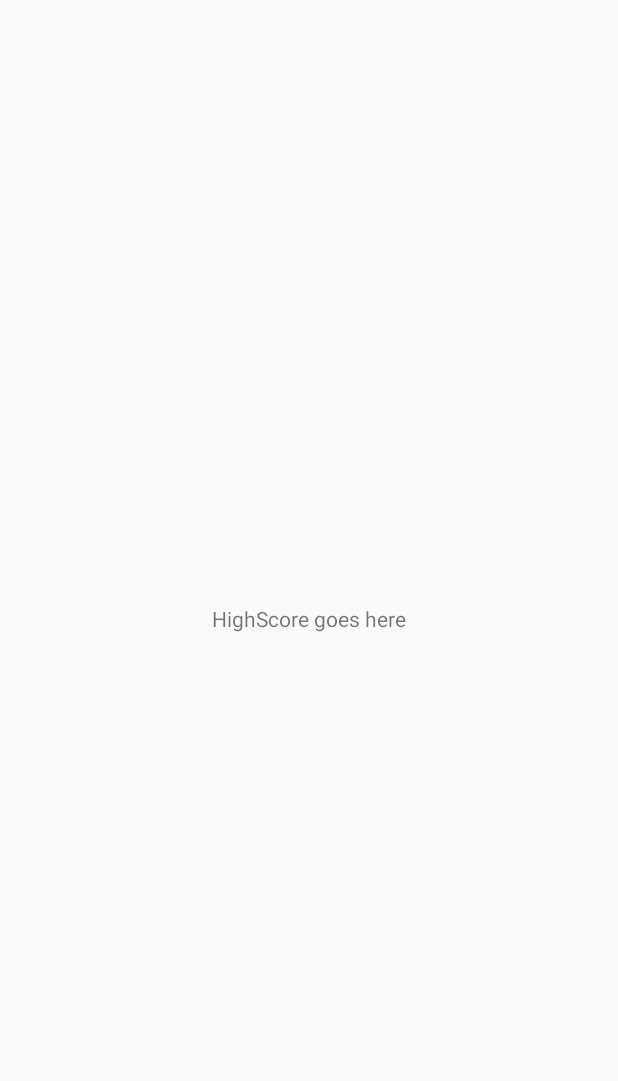
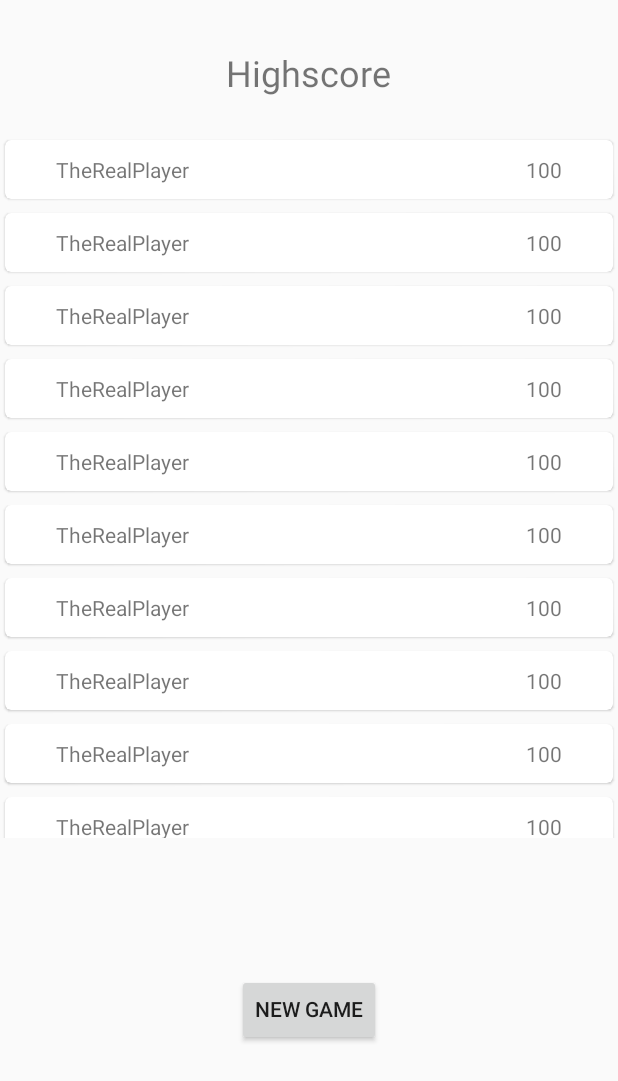
Before and after one commit to rchorngren/uznair, an Android app: the HighScoreActivity screen opened directly, with no data from a screen before it, on a phone screen of 412 x 824 dp. Before the commit the part shown is almost empty. Shown: the top 1081 px of the screen. Run offline under Robolectric (Android 15) with nearby library versions, the light colour scheme and no system bars.

Commit message:
initiated RecyclerView for HighScoreActivity

```diff
--- a/app/build.gradle
+++ b/app/build.gradle
@@ -30,6 +30,8 @@ dependencies {
     implementation 'androidx.core:core-ktx:1.3.1'
     implementation 'androidx.appcompat:appcompat:1.2.0'
     implementation 'androidx.constraintlayout:constraintlayout:2.0.1'
+    implementation 'androidx.recyclerview:recyclerview:1.1.0'
+    implementation 'androidx.cardview:cardview:1.0.0'
     testImplementation 'junit:junit:4.12'
     androidTestImplementation 'androidx.test.ext:junit:1.1.2'
     androidTestImplementation 'androidx.test.espresso:espresso-core:3.3.0'
--- a/app/src/main/java/com/example/uznair/HighScoreActivity.kt
+++ b/app/src/main/java/com/example/uznair/HighScoreActivity.kt
@@ -2,10 +2,20 @@ package com.example.uznair
 
 import androidx.appcompat.app.AppCompatActivity
 import android.os.Bundle
+import androidx.recyclerview.widget.LinearLayoutManager
+import androidx.recyclerview.widget.RecyclerView
 
 class HighScoreActivity : AppCompatActivity() {
     override fun onCreate(savedInstanceState: Bundle?) {
         super.onCreate(savedInstanceState)
         setContentView(R.layout.activity_high_score)
+
+        val recyclerView = findViewById<RecyclerView>(R.id.highScoreRecyclerView)
+
+        recyclerView.layoutManager = LinearLayoutManager(this)
+
+        val highScoreAdapter = HighScoreRecyclerAdapter(this)
+
+        recyclerView.adapter = highScoreAdapter
     }
 }
--- /dev/null
+++ b/app/src/main/java/com/example/uznair/HighScoreRecyclerAdapter.kt
@@ -0,0 +1,39 @@
+package com.example.uznair
+
+import android.content.Context
+import android.view.LayoutInflater
+import android.view.View
+import android.view.ViewGroup
+import android.widget.TextView
+import androidx.recyclerview.widget.RecyclerView
+
+class HighScoreRecyclerAdapter(val context: Context) : RecyclerView.Adapter<HighScoreRecyclerAdapter.ViewHolder>() {
+
+    val layoutInflater = LayoutInflater.from(context)
+
+    override fun getItemCount(): Int {
+        return 15
+    }
+
+    override fun onCreateViewHolder(
+        parent: ViewGroup,
+        viewType: Int
+    ): ViewHolder {
+        val itemView = layoutInflater.inflate(R.layout.high_score_item, parent, false)
+
+        return ViewHolder(itemView)
+    }
+
+    override fun onBindViewHolder(
+        holder: ViewHolder,
+        position: Int
+    ) {
+        holder.textViewName.text = "TheRealPlayer"
+        holder.textViewPoints.text = "100"
+    }
+
+    inner class ViewHolder(itemView : View) : RecyclerView.ViewHolder(itemView) {
+        val textViewName = itemView.findViewById<TextView>(R.id.highScoreNameTextView)
+        val textViewPoints = itemView.findViewById<TextView>(R.id.highScorePointsTextView)
+    }
+}
--- a/app/src/main/res/layout/activity_high_score.xml
+++ b/app/src/main/res/layout/activity_high_score.xml
@@ -6,13 +6,42 @@
     android:layout_height="match_parent"
     tools:context=".HighScoreActivity">
 
+    <androidx.recyclerview.widget.RecyclerView
+        android:id="@+id/highScoreRecyclerView"
+        android:layout_width="match_parent"
+        android:layout_height="470dp"
+        android:layout_marginTop="24dp"
+        app:layout_constraintEnd_toEndOf="parent"
+        app:layout_constraintStart_toStartOf="parent"
+        app:layout_constraintTop_toBottomOf="@+id/textView"
+        tools:listitem="@layout/high_score_item">
+
+    </androidx.recyclerview.widget.RecyclerView>
+
     <TextView
         android:id="@+id/textView"
         android:layout_width="wrap_content"
         android:layout_height="wrap_content"
-        android:text="HighScore goes here"
+        android:layout_marginTop="32dp"
+        android:text="@string/highscore_button"
+        android:textSize="24sp"
+        app:layout_constraintEnd_toEndOf="parent"
+        app:layout_constraintHorizontal_bias="0.498"
+        app:layout_constraintStart_toStartOf="parent"
+        app:layout_constraintTop_toTopOf="parent"
+        tools:text="@string/highscore_button" />
+
+    <Button
+        android:id="@+id/button"
+        android:layout_width="wrap_content"
+        android:layout_height="wrap_content"
+        android:layout_marginTop="24dp"
+        android:layout_marginBottom="60dp"
+        android:includeFontPadding="false"
+        android:text="@string/new_game_button"
         app:layout_constraintBottom_toBottomOf="parent"
         app:layout_constraintEnd_toEndOf="parent"
         app:layout_constraintStart_toStartOf="parent"
-        app:layout_constraintTop_toTopOf="parent" />
+        app:layout_constraintTop_toBottomOf="@+id/highScoreRecyclerView" />
+
 </androidx.constraintlayout.widget.ConstraintLayout>
--- /dev/null
+++ b/app/src/main/res/layout/high_score_item.xml
@@ -0,0 +1,43 @@
+<?xml version="1.0" encoding="utf-8"?>
+<FrameLayout xmlns:android="http://schemas.android.com/apk/res/android"
+    xmlns:app="http://schemas.android.com/apk/res-auto"
+    xmlns:tools="http://schemas.android.com/tools"
+    android:id="@+id/high_score_item"
+    android:layout_width="match_parent"
+    android:layout_height="wrap_content">
+
+    <androidx.cardview.widget.CardView
+        android:layout_width="match_parent"
+        android:layout_height="wrap_content"
+        app:cardCornerRadius="4dp"
+        app:cardElevation="1dp"
+        app:cardPreventCornerOverlap="true"
+        app:cardUseCompatPadding="true"
+        app:contentPadding="10dp">
+
+        <androidx.constraintlayout.widget.ConstraintLayout
+            android:layout_width="match_parent"
+            android:layout_height="wrap_content">
+
+            <TextView
+                android:id="@+id/highScoreNameTextView"
+                android:layout_width="wrap_content"
+                android:layout_height="wrap_content"
+                android:layout_marginStart="24dp"
+                android:text="TextView"
+                app:layout_constraintBottom_toBottomOf="parent"
+                app:layout_constraintStart_toStartOf="parent"
+                app:layout_constraintTop_toTopOf="parent" />
+
+            <TextView
+                android:id="@+id/highScorePointsTextView"
+                android:layout_width="wrap_content"
+                android:layout_height="wrap_content"
+                android:layout_marginEnd="24dp"
+                android:text="TextView"
+                app:layout_constraintBottom_toBottomOf="parent"
+                app:layout_constraintEnd_toEndOf="parent"
+                app:layout_constraintTop_toTopOf="parent" />
+        </androidx.constraintlayout.widget.ConstraintLayout>
+    </androidx.cardview.widget.CardView>
+</FrameLayout>
--- a/app/src/main/res/values/strings.xml
+++ b/app/src/main/res/values/strings.xml
@@ -22,4 +22,6 @@
     <string name="gamecontinue_header">Correct!</string>
     <string name="correct_card">This card!</string>
     <string name="continue_button">Continue</string>
+
+    <string name="new_game_button">New Game</string>
 </resources>
```
Also changed, not shown: 1 other file.
